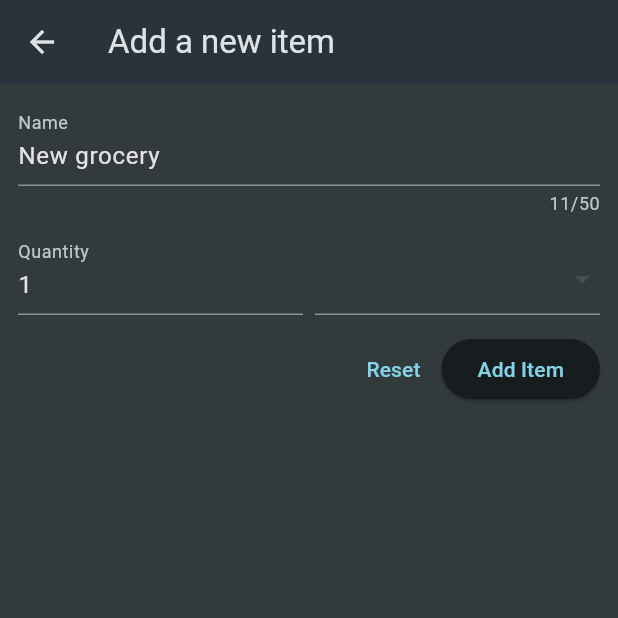
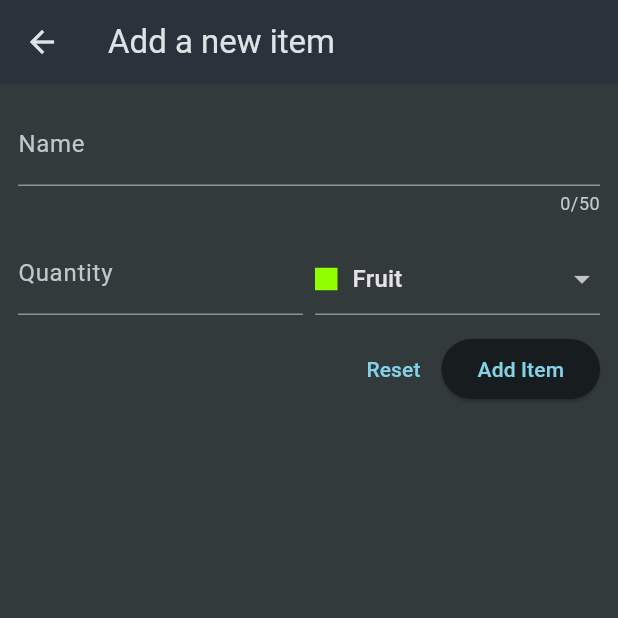
Before and after one commit to UmLyrithyreach/W12---QUIZ, a Flutter app: the NewItem screen opened directly, after a tap on "Reset", on a phone screen of 412 x 824 dp, the top half of it. Run offline on Flutter 3.47's test engine with Material 3 defaults, Android fonts, the phone set to English and light mode, and no system bars; our stand-ins replace device_preview.

Commit message:
Final creation

```diff
--- a/lib/START-CODE/ui/groceries/grocery_form.dart
+++ b/lib/START-CODE/ui/groceries/grocery_form.dart
@@ -1,4 +1,5 @@
 import 'package:flutter/material.dart';
+import 'package:flutter/services.dart';
 
 import '../../models/grocery.dart';
 
@@ -12,15 +13,15 @@ class NewItem extends StatefulWidget {
 }
 
 class _NewItemState extends State<NewItem> {
+  final _formKey = GlobalKey<FormState>();
+  final TextEditingController _nameController = TextEditingController();
+  final TextEditingController _quantityController = TextEditingController();
 
-  // Default settings
-  static const defautName = "New grocery";
-  static const defaultQuantity = 1;
+  // // Default settings
+  // static const defautName = "New grocery";
+  // static const defaultQuantity = 1;
   static const defaultCategory = GroceryCategory.fruit;
 
-  // Inputs
-  final _nameController = TextEditingController();
-  final _quantityController = TextEditingController();
   GroceryCategory _selectedCategory = defaultCategory;
 
   @override
@@ -28,8 +29,8 @@ class _NewItemState extends State<NewItem> {
     super.initState();
 
     // Initialize intputs with default settings
-    _nameController.text = defautName;
-    _quantityController.text = defaultQuantity.toString();
+    _nameController.text;
+    _quantityController.text;
   }
 
   @override
@@ -43,6 +44,10 @@ class _NewItemState extends State<NewItem> {
 
   void onReset() {
     // Will be implemented later - Reset all fields to the initial values
+    _nameController.clear();
+    _quantityController.clear();
+
+    _formKey.currentState?.reset();
   }
 
   void onAdd() {
@@ -57,17 +62,25 @@ class _NewItemState extends State<NewItem> {
         padding: const EdgeInsets.all(12),
         child: Column(
           children: [
-            TextField(
+            TextFormField(
               controller: _nameController,
               maxLength: 50,
               decoration: const InputDecoration(label: Text('Name')),
+              validator: (value) {
+                if (value == null || value.trim().isEmpty) {
+                  return 'Name cannot be empty';
+                }
+                return null;
+              },
             ),
+
             const SizedBox(height: 10),
             Row(
               crossAxisAlignment: CrossAxisAlignment.end,
               children: [
                 Expanded(
-                  child: TextField(
+                  child: TextFormField(
+                    inputFormatters: [FilteringTextInputFormatter.digitsOnly],
                     controller: _quantityController,
                     decoration: const InputDecoration(label: Text('Quantity')),
                   ),
@@ -76,7 +89,24 @@ class _NewItemState extends State<NewItem> {
                 Expanded(
                   child: DropdownButtonFormField<GroceryCategory>(
                     initialValue: _selectedCategory,
-                    items: [  ],
+                    items: GroceryCategory.values
+                        .map(
+                          (category) => DropdownMenuItem(
+                            value: category,
+                            child: Row(
+                              children: [
+                                Container(
+                                  color: category.color,
+                                  width: 15,
+                                  height: 15,
+                                ),
+                                SizedBox(width: 10,),
+                                Text(category.label),
+                              ],
+                            ),
+                          ),
+                        )
+                        .toList(),
                     onChanged: (value) {
                       if (value != null) {
                         setState(() {
@@ -93,10 +123,7 @@ class _NewItemState extends State<NewItem> {
               mainAxisAlignment: MainAxisAlignment.end,
               children: [
                 TextButton(onPressed: onReset, child: const Text('Reset')),
-                ElevatedButton(
-                  onPressed: onAdd,
-                  child: const Text('Add Item'),
-                ),
+                ElevatedButton(onPressed: onAdd, child: const Text('Add Item')),
               ],
             ),
           ],
--- a/lib/START-CODE/ui/groceries/grocery_list.dart
+++ b/lib/START-CODE/ui/groceries/grocery_list.dart
@@ -1,4 +1,5 @@
 import 'package:flutter/material.dart';
+import 'package:w12_quiz/START-CODE/ui/groceries/grocery_form.dart';
 
 import '../../data/mock_grocery_repository.dart';
 import '../../models/grocery.dart';
@@ -13,6 +14,10 @@ class GroceryList extends StatefulWidget {
 class _GroceryListState extends State<GroceryList> {
   void onCreate() {
     // TODO-4 - Navigate to the form screen using the Navigator push
+    Navigator.push(
+      context,
+      MaterialPageRoute(builder: (context) => const NewItem()),
+    );
   }
 
   @override
@@ -23,14 +28,15 @@ class _GroceryListState extends State<GroceryList> {
       //  Display groceries with an Item builder and  LIst Tile
       content = ListView.builder(
         itemCount: dummyGroceryItems.length,
-        itemBuilder: (context, index) => GroceryItem(grocery: dummyGroceryItems[index],),
+        itemBuilder: (context, index) =>
+            GroceryItem(grocery: dummyGroceryItems[index]),
       );
     }
 
     return Scaffold(
       appBar: AppBar(
         title: const Text('Your Groceries'),
-        actions: [IconButton(onPressed: () => {}, icon: const Icon(Icons.add))],
+        actions: [IconButton(onPressed: onCreate, icon: const Icon(Icons.add))],
       ),
       body: content,
     );
@@ -45,7 +51,7 @@ class GroceryItem extends StatelessWidget {
   @override
   Widget build(BuildContext context) {
     return ListTile(
-      leading: Container(color: grocery.category.color, width: 15, height: 15,),
+      leading: Container(color: grocery.category.color, width: 15, height: 15),
       title: Text(grocery.name),
       trailing: Text(grocery.quantity.toString()),
     );
```
